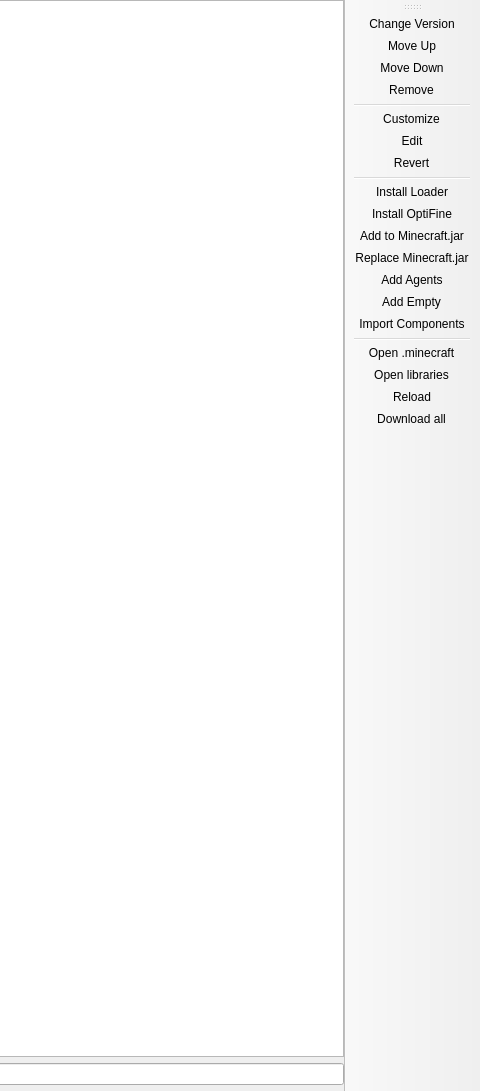
The window that launcher/ui/pages/instance/VersionPage.ui (KomorebiLauncher/KomorebiLauncher) describes before a commit, drawn with Qt 5; both pictures show x 481 to 961 and y 0 to 1091 of the 961 by 1091 pixel window.
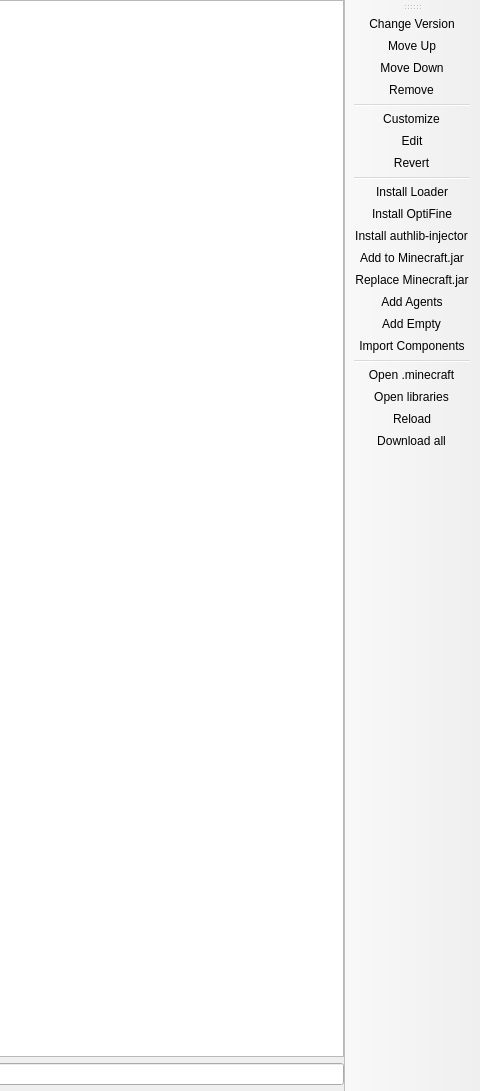
The same window after the commit. Custom widgets are drawn as their Qt base class.

Commit message:
Install authlib-injector as an instance component
The agent channel already exists in the component format, so this only has to
fetch the jar, pin it with the sha256 the index publishes, keep it inside the
instance and declare it as an agent with the authentication server as its
argument. Signing in against that server is still missing, so the site keeps
saying the feature is not implemented.

```diff
--- a/launcher/ui/pages/instance/VersionPage.ui
+++ b/launcher/ui/pages/instance/VersionPage.ui
@@ -105,6 +105,7 @@
    <addaction name="separator"/>
    <addaction name="actionInstall_Loader"/>
    <addaction name="actionInstall_OptiFine"/>
+   <addaction name="actionInstall_AuthlibInjector"/>
    <addaction name="actionAdd_to_Minecraft_jar"/>
    <addaction name="actionReplace_Minecraft_jar"/>
    <addaction name="actionAdd_Agents"/>
@@ -188,6 +189,14 @@
     <string>Install OptiFine for this instance's Minecraft version.</string>
    </property>
   </action>
+  <action name="actionInstall_AuthlibInjector">
+   <property name="text">
+    <string>Install authlib-injector</string>
+   </property>
+   <property name="toolTip">
+    <string>Point this instance at a third-party authentication server.</string>
+   </property>
+  </action>
   <action name="actionAdd_to_Minecraft_jar">
    <property name="text">
     <string>Add to Minecraft.jar</string>
```
The commit also changes 11 other files.
